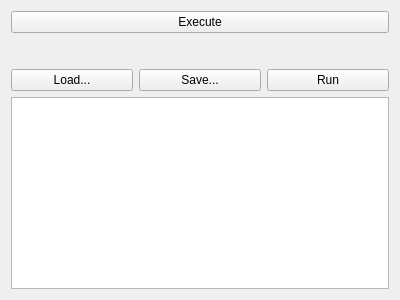
epcpower/stlib, file epyqlib/scriptingview.ui: the form before one commit.
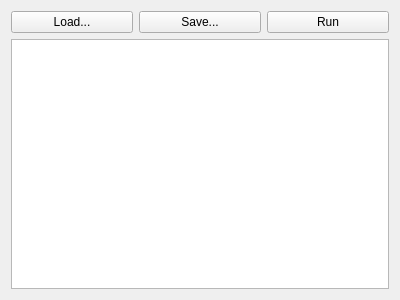
The form after the commit. Custom widgets are drawn as their Qt base class.

Commit message: Remove Python code execution frame

```diff
--- a/epyqlib/scriptingview.ui
+++ b/epyqlib/scriptingview.ui
@@ -14,57 +14,32 @@
    <string>Form</string>
   </property>
   <layout class="QGridLayout" name="gridLayout">
-   <item row="2" column="0">
+   <item row="0" column="2">
+    <widget class="QPushButton" name="run_button">
+     <property name="text">
+      <string>Run</string>
+     </property>
+    </widget>
+   </item>
+   <item row="0" column="0">
     <widget class="QPushButton" name="load_button">
      <property name="text">
       <string>Load...</string>
      </property>
     </widget>
    </item>
-   <item row="2" column="1">
+   <item row="1" column="0" colspan="3">
+    <widget class="QTextEdit" name="csv_edit"/>
+   </item>
+   <item row="0" column="1">
     <widget class="QPushButton" name="save_button">
      <property name="text">
       <string>Save...</string>
      </property>
     </widget>
    </item>
-   <item row="2" column="2">
-    <widget class="QPushButton" name="run_button">
-     <property name="text">
-      <string>Run</string>
-     </property>
-    </widget>
-   </item>
-   <item row="3" column="0" colspan="3">
-    <widget class="QTextEdit" name="csv_edit"/>
-   </item>
-   <item row="1" column="0" colspan="3">
-    <widget class="QsciScintilla" name="editor" native="true">
-     <property name="sizePolicy">
-      <sizepolicy hsizetype="Expanding" vsizetype="Expanding">
-       <horstretch>0</horstretch>
-       <verstretch>0</verstretch>
-      </sizepolicy>
-     </property>
-    </widget>
-   </item>
-   <item row="0" column="0" colspan="3">
-    <widget class="QPushButton" name="execute_button">
-     <property name="text">
-      <string>Execute</string>
-     </property>
-    </widget>
-   </item>
   </layout>
  </widget>
- <customwidgets>
-  <customwidget>
-   <class>QsciScintilla</class>
-   <extends>QWidget</extends>
-   <header>PyQt5.Qsci</header>
-   <container>1</container>
-  </customwidget>
- </customwidgets>
  <resources/>
  <connections/>
 </ui>
```
The commit also changes 1 other file.
